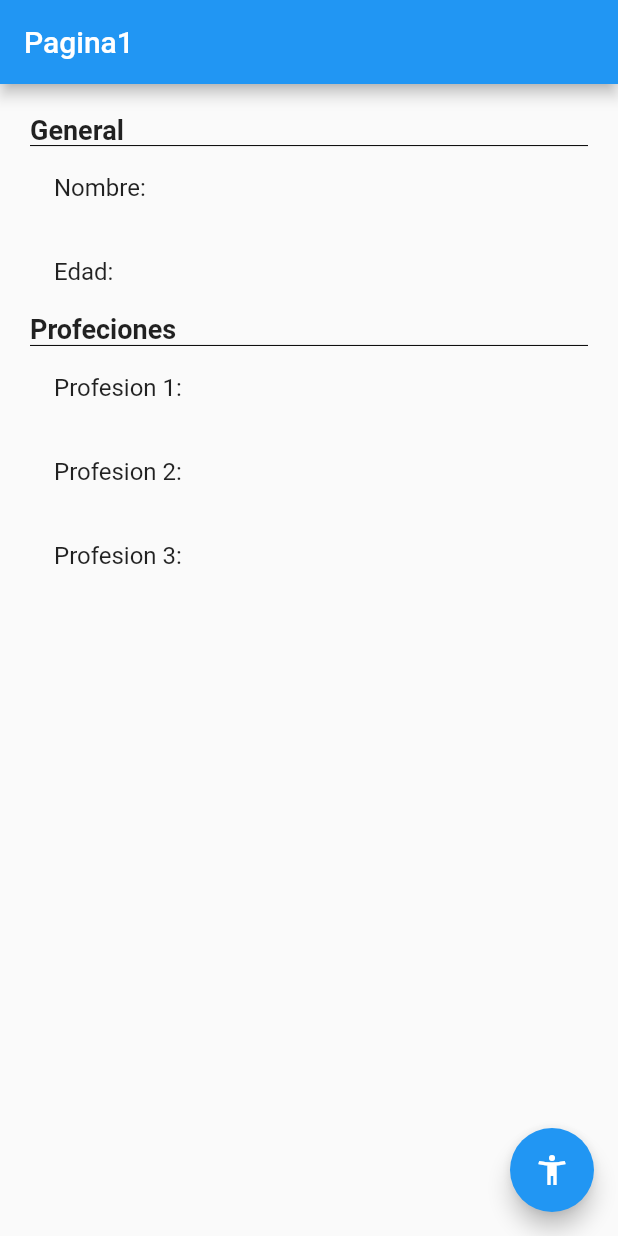
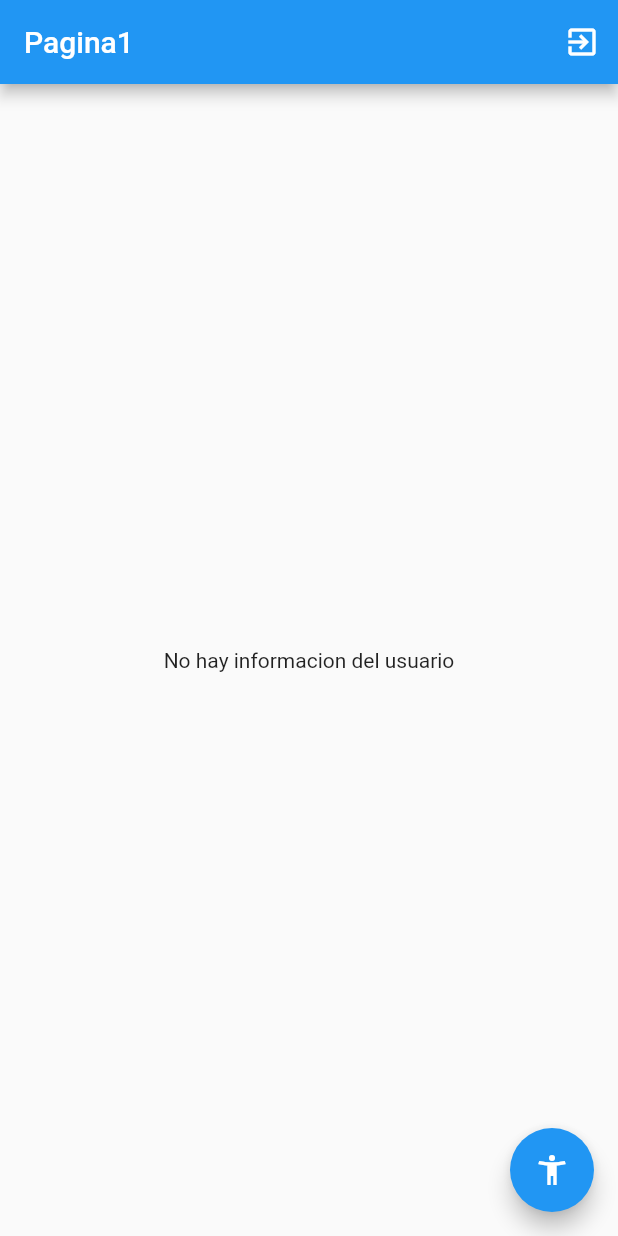
Before and after one commit to andres-hub/gestor-estados-flutter, a Flutter app: the screen it shows after launch, on a phone screen of 412 x 824 dp. Run offline on Flutter 3.47's test engine with Material 2 defaults, Android fonts, the phone set to English and light mode, and no system bars; our stand-ins replace flutter_bloc.

Commit message:
ok seccion 13

```diff
--- /dev/null
+++ b/lib/bloc/usuario/usuario_cubit.dart
@@ -0,0 +1,43 @@
+// ignore_for_file: depend_on_referenced_packages
+
+import 'package:flutter_bloc/flutter_bloc.dart';
+import 'package:meta/meta.dart';
+
+import 'package:estados/models/usuario.dart';
+
+part 'usuario_state.dart';
+
+class UsuarioCubit extends Cubit<UsuarioState> {
+  UsuarioCubit() : super(UsuarioInitial());
+
+  void seleccionarUsuario(Usuario user) {
+    emit(UsuarioActivo(user));
+  }
+
+  void cambiarEdad(int edad) {
+    final currenState = state;
+    if (currenState is UsuarioActivo) {
+      final newUser = currenState.usuario.copyWith(edad: edad);
+      emit(UsuarioActivo(newUser));
+    }
+  }
+
+  void agregarProfesion() {
+    final currenState = state;
+    if (currenState is UsuarioActivo) {
+      // List<String> newProfesiones = currenState.usuario.profesiones;
+      // newProfesiones.add('Profesión ${newProfesiones.length + 1}');
+      List<String> newProfesiones = [
+        ...currenState.usuario.profesiones,
+        'Profesión ${currenState.usuario.profesiones.length + 1}'
+      ];
+
+      final newUser = currenState.usuario.copyWith(profesiones: newProfesiones);
+      emit(UsuarioActivo(newUser));
+    }
+  }
+
+  void borrarusuario() {
+    emit(UsuarioInitial());
+  }
+}
--- /dev/null
+++ b/lib/bloc/usuario/usuario_state.dart
@@ -0,0 +1,20 @@
+part of 'usuario_cubit.dart';
+
+@immutable
+abstract class UsuarioState {}
+
+class UsuarioInitial extends UsuarioState {
+  final existeUsuario = false;
+
+  // @override
+  // String toString() {
+  //   return 'UsuarioInicial: existeUsuario: false';
+  // }
+}
+
+class UsuarioActivo extends UsuarioState {
+  final existeUsuario = true;
+  final Usuario usuario;
+
+  UsuarioActivo(this.usuario);
+}
--- a/lib/main.dart
+++ b/lib/main.dart
@@ -1,4 +1,6 @@
+import 'package:estados/bloc/usuario/usuario_cubit.dart';
 import 'package:flutter/material.dart';
+import 'package:flutter_bloc/flutter_bloc.dart';
 
 import 'package:estados/pages/pagina1_page.dart';
 import 'package:estados/pages/pagina2_page.dart';
@@ -10,7 +12,13 @@ class MyApp extends StatelessWidget {
 
   @override
   Widget build(BuildContext context) {
-    return MaterialApp(
+    return MultiBlocProvider(
+      providers: [
+        BlocProvider(
+          create: (_) => UsuarioCubit(),
+        ),
+      ],
+      child: MaterialApp(
         debugShowCheckedModeBanner: false,
         title: 'Material App',
         initialRoute: 'pagina1',
@@ -18,6 +26,7 @@ class MyApp extends StatelessWidget {
           'pagina1': (_) => Pagina1Page(),
           'pagina2': (_) => Pagina2Page(),
         },
+      ),
     );
   }
 }
--- a/lib/models/usuario.dart
+++ b/lib/models/usuario.dart
@@ -1,11 +1,24 @@
+// ignore_for_file: unnecessary_this
+
 class Usuario {
-  String nombre;
-  int edad;
-  List<String> profesiones;
+  final String nombre;
+  final int edad;
+  final List<String> profesiones;
 
   Usuario({
     required this.edad,
     required this.nombre,
     required this.profesiones,
   });
+
+  Usuario copyWith({
+    String? nombre,
+    int? edad,
+    List<String>? profesiones,
+  }) =>
+      Usuario(
+        edad: edad ?? this.edad,
+        nombre: nombre ?? this.nombre,
+        profesiones: profesiones ?? this.profesiones,
+      );
 }
--- a/lib/pages/pagina1_page.dart
+++ b/lib/pages/pagina1_page.dart
@@ -1,6 +1,10 @@
-// ignore_for_file: use_key_in_widget_constructors, prefer_const_constructors, sized_box_for_whitespace, prefer_const_literals_to_create_immutables
+// ignore_for_file: use_key_in_widget_constructors, prefer_const_constructors, sized_box_for_whitespace, prefer_const_literals_to_create_immutables, avoid_print
 
+import 'package:estados/models/usuario.dart';
 import 'package:flutter/material.dart';
+import 'package:flutter_bloc/flutter_bloc.dart';
+
+import 'package:estados/bloc/usuario/usuario_cubit.dart';
 
 class Pagina1Page extends StatelessWidget {
   @override
@@ -8,8 +12,13 @@ class Pagina1Page extends StatelessWidget {
     return Scaffold(
       appBar: AppBar(
         title: Text('Pagina1'),
+        actions: [
+          IconButton(
+              onPressed: () => context.read<UsuarioCubit>().borrarusuario(),
+              icon: Icon(Icons.exit_to_app))
+        ],
       ),
-      body: InformacionUsuario(),
+      body: BodyScaffold(),
       floatingActionButton: FloatingActionButton(
         child: Icon(Icons.accessibility_new),
         onPressed: () => Navigator.pushNamed(context, 'pagina2'),
@@ -18,11 +27,39 @@ class Pagina1Page extends StatelessWidget {
   }
 }
 
+class BodyScaffold extends StatelessWidget {
+  @override
+  Widget build(BuildContext context) {
+    return BlocBuilder<UsuarioCubit, UsuarioState>(
+      builder: (_, state) {
+        print(state);
+        switch (state.runtimeType) {
+          case UsuarioInitial:
+            return Center(child: Text('No hay informacion del usuario'));
+          case UsuarioActivo:
+            return InformacionUsuario((state as UsuarioActivo).usuario);
+          default:
+            return Center(child: Text('Estado no reconocido'));
+        }
+        // if (state is UsuarioInitial) {
+        //   return Center(
+        //     child: Text('No hay informacion del usuario'),
+        //   );
+        // } else if (state is UsuarioActivo) {
+        //   return InformacionUsuario(state.usuario);
+        // } else {
+        //   return Center(
+        //     child: Text('Estado no reconocido'),
+        //   );
+        // }
+      },
+    );
+  }
+}
+
 class InformacionUsuario extends StatelessWidget {
-  const InformacionUsuario({
-    Key? key,
-  }) : super(key: key);
-
+  final Usuario usuario;
+  const InformacionUsuario(this.usuario);
   @override
   Widget build(BuildContext context) {
     return Container(
@@ -37,16 +74,20 @@ class InformacionUsuario extends StatelessWidget {
             style: TextStyle(fontSize: 18, fontWeight: FontWeight.bold),
           ),
           Divider(color: Colors.black, height: 0.1),
-          ListTile(title: Text('Nombre: ')),
-          ListTile(title: Text('Edad: ')),
+          ListTile(title: Text('Nombre: ${usuario.nombre}')),
+          ListTile(title: Text('Edad: ${usuario.edad}')),
           Text(
             'Profeciones',
             style: TextStyle(fontSize: 18, fontWeight: FontWeight.bold),
           ),
           Divider(color: Colors.black, height: 0.4),
-          ListTile(title: Text('Profesion 1: ')),
-          ListTile(title: Text('Profesion 2: ')),
-          ListTile(title: Text('Profesion 3: ')),
+          ...usuario.profesiones
+              .map(
+                (e) => ListTile(
+                  title: Text(e),
+                ),
+              )
+              .toList()
         ],
       ),
     );
--- a/pubspec.yaml
+++ b/pubspec.yaml
@@ -36,6 +36,7 @@ dependencies:
   # The following adds the Cupertino Icons font to your application.
   # Use with the CupertinoIcons class for iOS style icons.
   cupertino_icons: ^1.0.2
+  flutter_bloc: ^8.1.1
 
 dev_dependencies:
   flutter_test:
```
Also changed, not shown: lib/pages/pagina2_page.dart (+23 -4 lines), pubspec.lock. Lines whose indentation alone changed are shown as unchanged.
